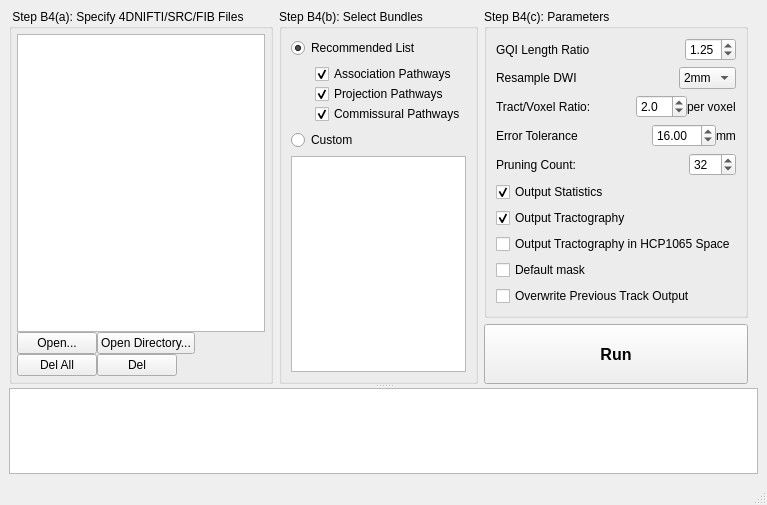
This is auto_track.ui in frankyeh/DSI-Studio as Qt 5 draws it before an edit. The edited form follows.
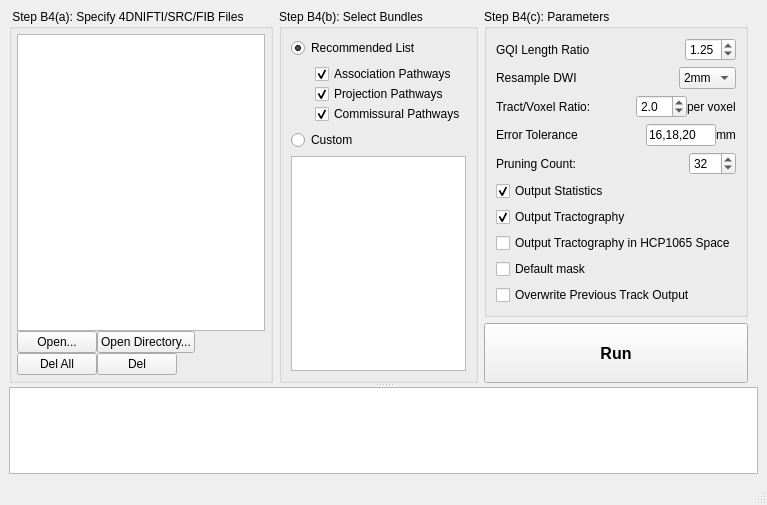
This is the edited form. Icons and pictures are not drawn.

Commit message: [atk] update atk

```diff
--- a/auto_track.ui
+++ b/auto_track.ui
@@ -470,15 +470,15 @@
                 </spacer>
                </item>
                <item>
-                <widget class="QDoubleSpinBox" name="tolerance">
-                 <property name="minimum">
-                  <double>1.000000000000000</double>
+                <widget class="QLineEdit" name="tolerance">
+                 <property name="maximumSize">
+                  <size>
+                   <width>70</width>
+                   <height>16777215</height>
+                  </size>
                  </property>
-                 <property name="maximum">
-                  <double>100.000000000000000</double>
-                 </property>
-                 <property name="value">
-                  <double>16.000000000000000</double>
+                 <property name="text">
+                  <string>16,18,20</string>
                  </property>
                 </widget>
                </item>
```
The commit also changes 2 other files.
